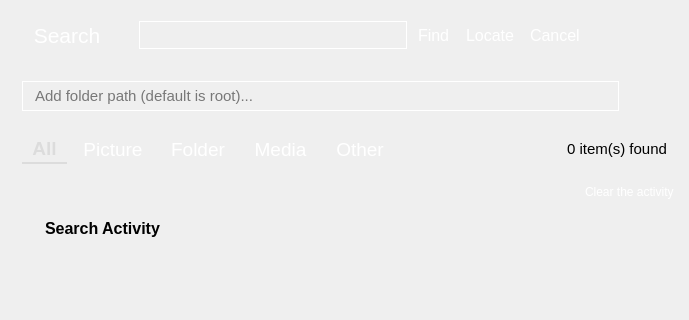
Qt form app/search/search.ui (rahmanshaber/corebox) before a commit; both pictures show x 0 to 689 and y 0 to 320 of the 689 by 493 pixel window.
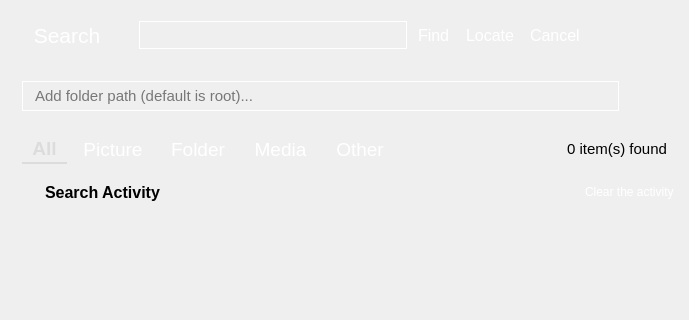
The same form after that commit. Icons and pictures are not drawn.

Diff of the .ui file:
```diff
--- a/app/search/search.ui
+++ b/app/search/search.ui
@@ -389,6 +389,12 @@
          </item>
          <item>
           <widget class="QPushButton" name="setfolder">
+           <property name="sizePolicy">
+            <sizepolicy hsizetype="Preferred" vsizetype="Preferred">
+             <horstretch>0</horstretch>
+             <verstretch>0</verstretch>
+            </sizepolicy>
+           </property>
            <property name="focusPolicy">
             <enum>Qt::NoFocus</enum>
            </property>
@@ -821,6 +827,20 @@
        </property>
        <item>
         <layout class="QHBoxLayout" name="horizontalLayout_5">
+         <item>
+          <widget class="QLabel" name="label">
+           <property name="font">
+            <font>
+             <pointsize>12</pointsize>
+             <weight>75</weight>
+             <bold>true</bold>
+            </font>
+           </property>
+           <property name="text">
+            <string>Search Activity</string>
+           </property>
+          </widget>
+         </item>
          <item>
           <spacer name="horizontalSpacer_4">
            <property name="orientation">
@@ -843,20 +863,6 @@
          </item>
         </layout>
        </item>
-       <item>
-        <widget class="QLabel" name="label">
-         <property name="font">
-          <font>
-           <pointsize>12</pointsize>
-           <weight>75</weight>
-           <bold>true</bold>
-          </font>
-         </property>
-         <property name="text">
-          <string>Search Activity</string>
-         </property>
-        </widget>
-       </item>
        <item>
         <widget class="QTreeWidget" name="activityList">
          <property name="focusPolicy">
```
Left out of the diff: 18 changed lines with no effect on the pictures.
